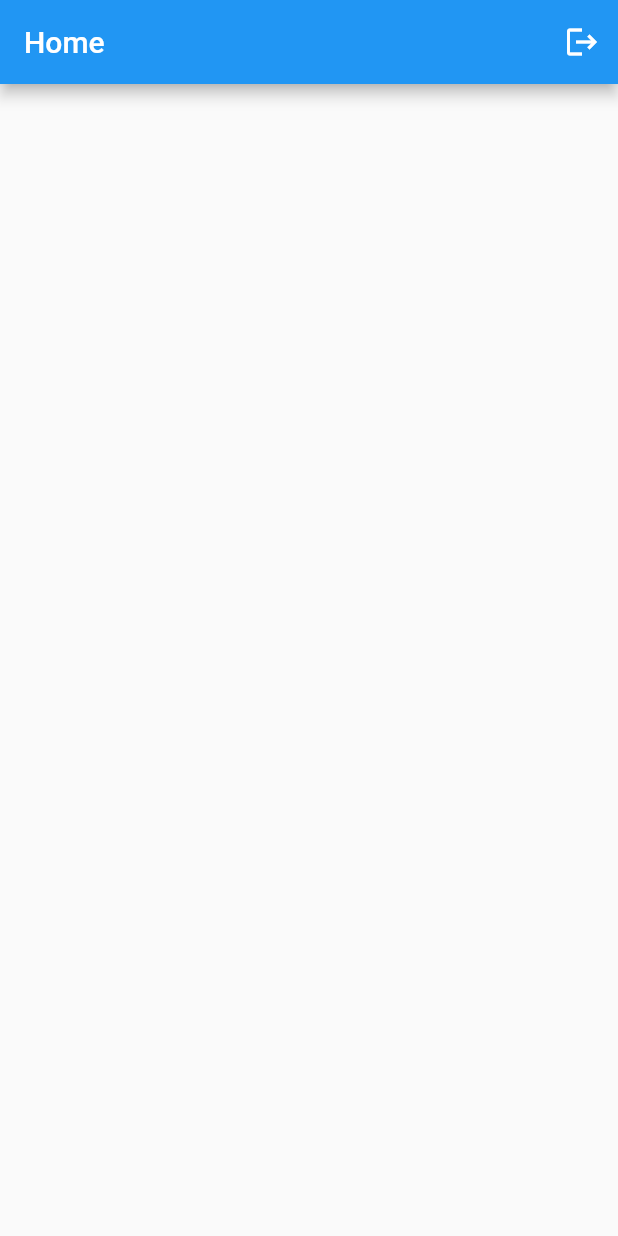
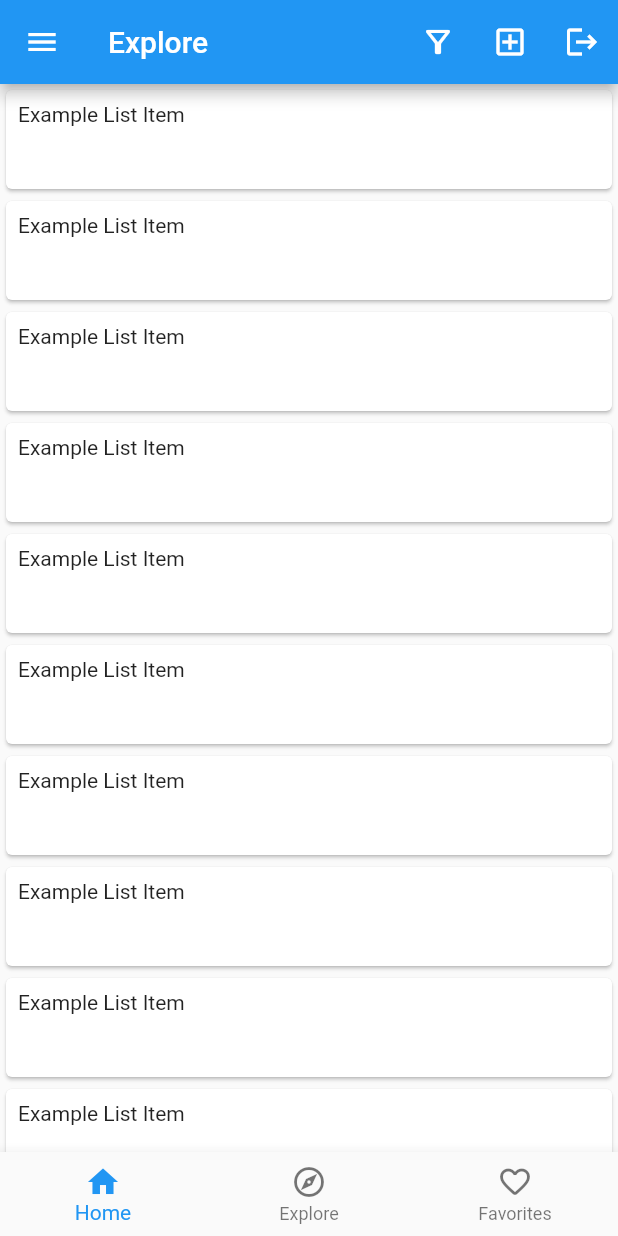
Before and after one commit to stefan-dimitrovski/Home-Buddy, a Flutter app: the HomePage screen opened directly, on a phone screen of 412 x 824 dp. Run offline on Flutter 3.47's test engine with Material 2 defaults, Android fonts, the phone set to English and light mode, and no system bars; our stand-ins replace firebase_auth, firebase_core; accounts and stored records are empty.

Commit message:
initial look

```diff
--- a/Domasna2/lib/screens/home_screen.dart
+++ b/Domasna2/lib/screens/home_screen.dart
@@ -7,16 +7,55 @@ class HomePage extends StatelessWidget {
   @override
   Widget build(BuildContext context) {
     return Scaffold(
+      drawer: Drawer(
+        child: Container(),
+      ),
+      bottomNavigationBar: BottomNavigationBar(
+        items: const [
+          BottomNavigationBarItem(
+            icon: Icon(Icons.home),
+            label: 'Home',
+          ),
+          BottomNavigationBarItem(
+            icon: Icon(Icons.explore_outlined),
+            label: 'Explore',
+          ),
+          BottomNavigationBarItem(
+            icon: Icon(Icons.favorite_border_rounded),
+            label: 'Favorites',
+          ),
+        ],
+      ),
       appBar: AppBar(
-        title: const Text('Home'),
+        title: const Text('Explore'),
         actions: [
+          IconButton(
+            icon: const Icon(Icons.filter_alt_outlined),
+            onPressed: () {},
+          ),
+          IconButton(
+            icon: const Icon(Icons.add_box_outlined),
+            onPressed: () {},
+          ),
           IconButton(
             onPressed: () async => {await FirebaseAuth.instance.signOut()},
             icon: const Icon(Icons.logout),
           ),
         ],
       ),
-      body: Container(),
+      body: ListView.builder(
+        itemCount: 10,
+        itemBuilder: (context, index) => Center(
+          child: Card(
+            child: Container(
+              width: double.infinity,
+              height: 50,
+              margin: const EdgeInsets.all(8),
+              child: const Text("Example List Item"),
+            ),
+          ),
+        ),
+      ),
     );
   }
 }
```
